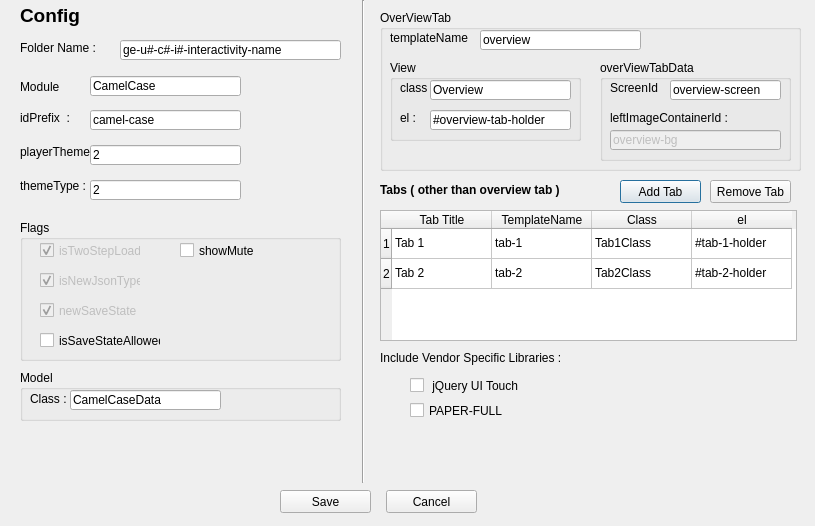
The window that newinteractivityform.ui (vihangpatel/WatchDog2) describes before a commit, drawn with Qt 5.
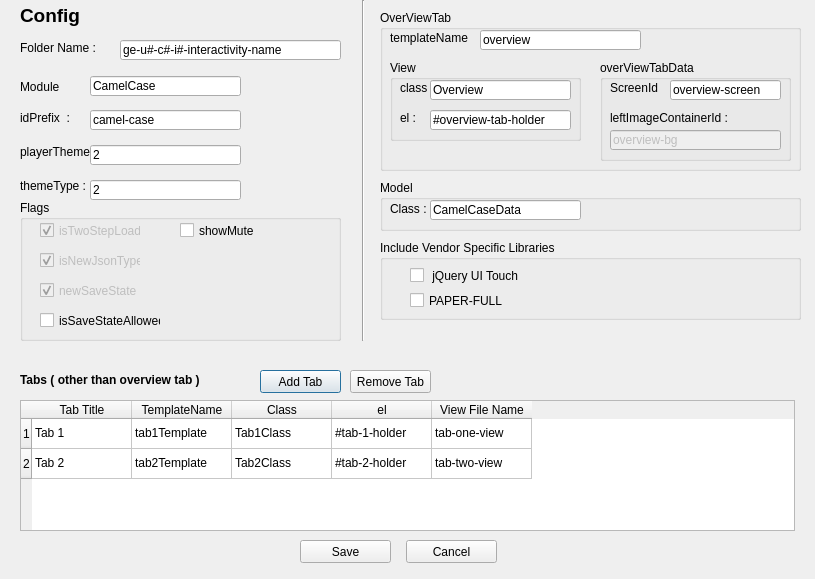
The same window after the commit. Icons and pictures are not drawn.

Commit message: Provide support of file name .

```diff
--- a/newinteractivityform.ui
+++ b/newinteractivityform.ui
@@ -7,7 +7,7 @@
     <x>0</x>
     <y>0</y>
     <width>815</width>
-    <height>526</height>
+    <height>579</height>
    </rect>
   </property>
   <property name="windowTitle">
@@ -63,7 +63,7 @@
    <property name="geometry">
     <rect>
      <x>20</x>
-     <y>220</y>
+     <y>200</y>
      <width>321</width>
      <height>141</height>
     </rect>
@@ -184,9 +184,9 @@
   <widget class="QGroupBox" name="groupBox_2">
    <property name="geometry">
     <rect>
-     <x>20</x>
-     <y>370</y>
-     <width>321</width>
+     <x>380</x>
+     <y>180</y>
+     <width>421</width>
      <height>51</height>
     </rect>
    </property>
@@ -226,7 +226,7 @@
      <x>353</x>
      <y>0</y>
      <width>20</width>
-     <height>483</height>
+     <height>341</height>
     </rect>
    </property>
    <property name="orientation">
@@ -411,9 +411,9 @@
   <widget class="QTableWidget" name="tableWidget">
    <property name="geometry">
     <rect>
-     <x>380</x>
-     <y>210</y>
-     <width>417</width>
+     <x>20</x>
+     <y>400</y>
+     <width>775</width>
      <height>131</height>
     </rect>
    </property>
@@ -447,6 +447,11 @@
      <string>el</string>
     </property>
    </column>
+   <column>
+    <property name="text">
+     <string>View File Name</string>
+    </property>
+   </column>
    <item row="0" column="0">
     <property name="text">
      <string>Tab 1</string>
@@ -454,7 +459,7 @@
    </item>
    <item row="0" column="1">
     <property name="text">
-     <string>tab-1</string>
+     <string>tab1Template</string>
     </property>
    </item>
    <item row="0" column="2">
@@ -467,6 +472,11 @@
      <string>#tab-1-holder</string>
     </property>
    </item>
+   <item row="0" column="4">
+    <property name="text">
+     <string>tab-one-view</string>
+    </property>
+   </item>
    <item row="1" column="0">
     <property name="text">
      <string>Tab 2</string>
@@ -474,7 +484,7 @@
    </item>
    <item row="1" column="1">
     <property name="text">
-     <string>tab-2</string>
+     <string>tab2Template</string>
     </property>
    </item>
    <item row="1" column="2">
@@ -487,12 +497,17 @@
      <string>#tab-2-holder</string>
     </property>
    </item>
+   <item row="1" column="4">
+    <property name="text">
+     <string>tab-two-view</string>
+    </property>
+   </item>
   </widget>
   <widget class="QLabel" name="label_10">
    <property name="geometry">
     <rect>
-     <x>380</x>
-     <y>182</y>
+     <x>20</x>
+     <y>372</y>
      <width>191</width>
      <height>16</height>
     </rect>
@@ -510,8 +525,8 @@
   <widget class="QPushButton" name="addTabBtn">
    <property name="geometry">
     <rect>
-     <x>620</x>
-     <y>180</y>
+     <x>260</x>
+     <y>370</y>
      <width>81</width>
      <height>23</height>
     </rect>
@@ -523,8 +538,8 @@
   <widget class="QPushButton" name="removeTabBtn">
    <property name="geometry">
     <rect>
-     <x>710</x>
-     <y>180</y>
+     <x>350</x>
+     <y>370</y>
      <width>81</width>
      <height>23</height>
     </rect>
@@ -588,8 +603,8 @@
   <widget class="QPushButton" name="saveBtn">
    <property name="geometry">
     <rect>
-     <x>280</x>
-     <y>490</y>
+     <x>300</x>
+     <y>540</y>
      <width>91</width>
      <height>23</height>
     </rect>
@@ -601,8 +616,8 @@
   <widget class="QPushButton" name="cancalBtn">
    <property name="geometry">
     <rect>
-     <x>386</x>
-     <y>490</y>
+     <x>406</x>
+     <y>540</y>
      <width>91</width>
      <height>23</height>
     </rect>
@@ -637,32 +652,6 @@
     <string>ge-u#-c#-i#-interactivity-name</string>
    </property>
   </widget>
-  <widget class="QCheckBox" name="cb_includeJQueryTouch">
-   <property name="geometry">
-    <rect>
-     <x>410</x>
-     <y>370</y>
-     <width>121</width>
-     <height>31</height>
-    </rect>
-   </property>
-   <property name="text">
-    <string> jQuery UI Touch</string>
-   </property>
-  </widget>
-  <widget class="QCheckBox" name="cb_includePaper">
-   <property name="geometry">
-    <rect>
-     <x>410</x>
-     <y>400</y>
-     <width>121</width>
-     <height>21</height>
-    </rect>
-   </property>
-   <property name="text">
-    <string>PAPER-FULL</string>
-   </property>
-  </widget>
   <widget class="QLabel" name="label_14">
    <property name="geometry">
     <rect>
@@ -673,9 +662,48 @@
     </rect>
    </property>
    <property name="text">
-    <string>Include Vendor Specific Libraries :</string>
+    <string/>
    </property>
   </widget>
+  <widget class="QGroupBox" name="groupBox_6">
+   <property name="geometry">
+    <rect>
+     <x>380</x>
+     <y>240</y>
+     <width>421</width>
+     <height>80</height>
+    </rect>
+   </property>
+   <property name="title">
+    <string>Include Vendor Specific Libraries</string>
+   </property>
+   <widget class="QCheckBox" name="cb_includePaper">
+    <property name="geometry">
+     <rect>
+      <x>30</x>
+      <y>50</y>
+      <width>121</width>
+      <height>21</height>
+     </rect>
+    </property>
+    <property name="text">
+     <string>PAPER-FULL</string>
+    </property>
+   </widget>
+   <widget class="QCheckBox" name="cb_includeJQueryTouch">
+    <property name="geometry">
+     <rect>
+      <x>30</x>
+      <y>20</y>
+      <width>121</width>
+      <height>31</height>
+     </rect>
+    </property>
+    <property name="text">
+     <string> jQuery UI Touch</string>
+    </property>
+   </widget>
+  </widget>
  </widget>
  <tabstops>
   <tabstop>folderNameText</tabstop>
```
Left out of the diff: 8 changed lines with no effect on the pictures. The commit also changes 2 other files.
